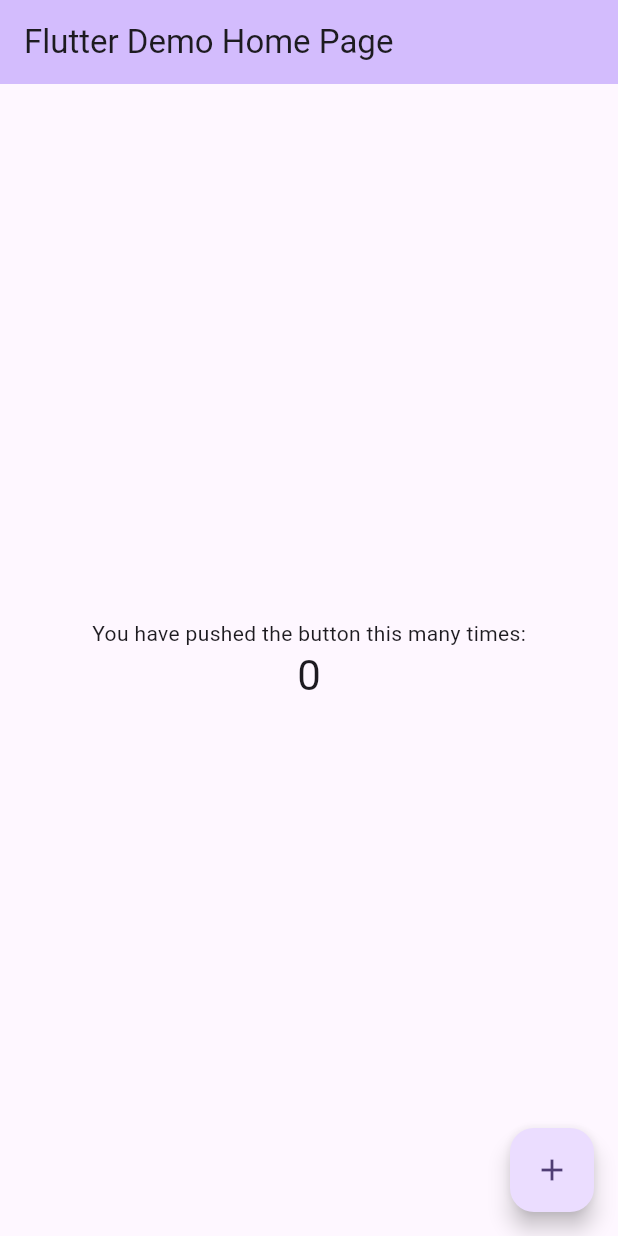
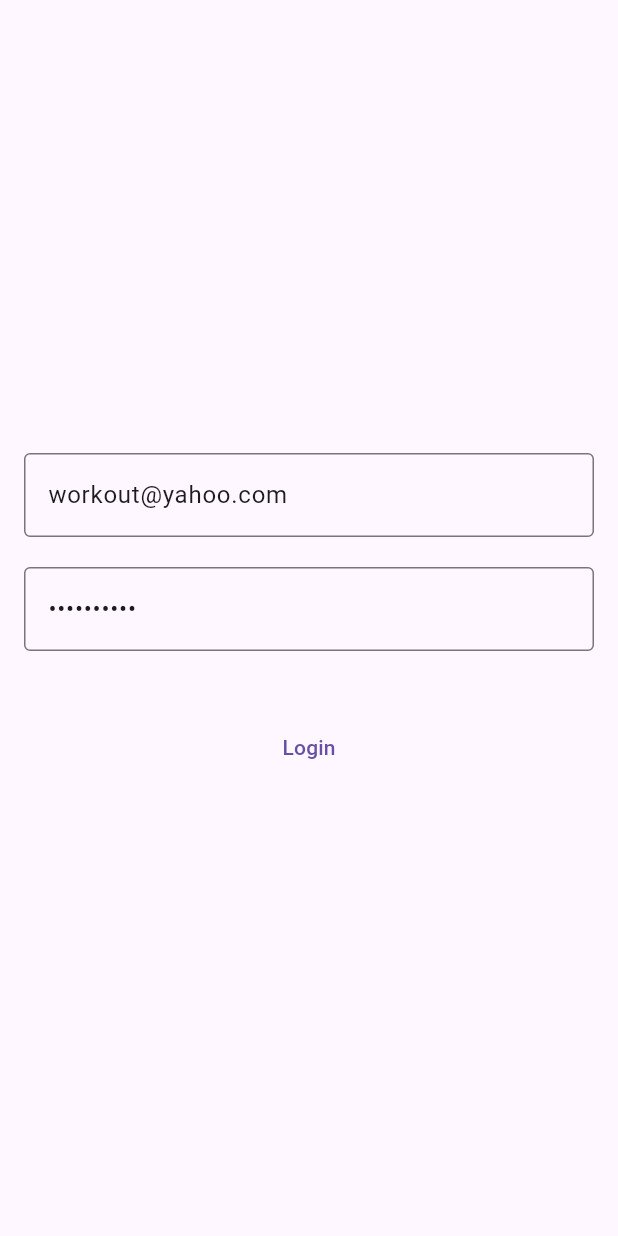
Before and after one commit to thanhbinh84/workout, a Flutter app: the screen it shows after launch, on a phone screen of 412 x 824 dp. Run offline on Flutter 3.47's test engine with Material 3 defaults, Android fonts, the phone set to English and light mode, and no system bars; our stand-ins replace dio, firebase_auth, firebase_core, flutter_spinkit, fluttertoast, get; accounts and stored records are empty.

Commit message:
Add core component Add login screen

```diff
--- /dev/null
+++ b/lib/app/app.dart
@@ -0,0 +1,16 @@
+import 'package:flutter/cupertino.dart';
+import 'package:get/get.dart';
+import 'package:workout/app/routes.dart';
+
+class App extends StatelessWidget {
+  const App({super.key});
+
+  @override
+  Widget build(BuildContext context) {
+    return GetMaterialApp(
+      debugShowCheckedModeBanner: false,
+      initialRoute: Routes.main,
+      getPages: Routes.routes,
+    );
+  }
+}
--- /dev/null
+++ b/lib/app/routes.dart
@@ -0,0 +1,16 @@
+import 'package:get/get.dart';
+import 'package:workout/auth/login_screen.dart';
+import 'package:workout/auth/main_screen.dart';
+import 'package:workout/dashboard/dashboard_screen.dart';
+
+class Routes {
+  static const main = '/';
+  static const login = '/login';
+  static const dashboard = '/dashboard';
+
+  static final routes = [
+    GetPage(name: main, page: () => const MainScreen()),
+    GetPage(name: login, page: () => const LoginScreen()),
+    GetPage(name: dashboard, page: () => const DashboardScreen()),
+  ];
+}
--- /dev/null
+++ b/lib/auth/login_controller.dart
@@ -0,0 +1,23 @@
+import 'package:firebase_auth/firebase_auth.dart';
+import 'package:get/get.dart';
+import 'package:workout/app/routes.dart';
+import 'package:workout/core/controller/base_controller.dart';
+import 'package:workout/core/repository/user_repository.dart';
+
+class LoginController extends BaseController {
+  static LoginController get to => Get.find();
+  final UserRepository userRepository = Get.find<UserRepository>();
+
+  login(String email, String password) async {
+    try {
+      loading();
+      await FirebaseAuth.instance.signInWithEmailAndPassword(
+          email: email,
+          password: password
+      );
+      success();
+    } catch (e) {
+      error(error: e.toString());
+    }
+  }
+}
--- /dev/null
+++ b/lib/auth/login_screen.dart
@@ -0,0 +1,61 @@
+import 'package:flutter/material.dart';
+import 'package:workout/auth/login_controller.dart';
+import 'package:workout/core/widget/base_screen.dart';
+
+class LoginScreen extends StatefulWidget {
+  const LoginScreen({super.key});
+
+  @override
+  State<LoginScreen> createState() => _LoginScreenState();
+}
+
+class _LoginScreenState extends State<LoginScreen> {
+  final _emailTextController = TextEditingController();
+  final _passwordTextController = TextEditingController();
+
+  @override
+  void initState() {
+    _emailTextController.text = 'workout@yahoo.com';
+    _passwordTextController.text = 'workout123';
+    super.initState();
+  }
+
+  @override
+  void dispose() {
+    _emailTextController.dispose();
+    _passwordTextController.dispose();
+    super.dispose();
+  }
+
+  @override
+  Widget build(BuildContext context) {
+    return BaseScreen(
+      controller: LoginController.to,
+      resizeToAvoidBottomPadding: true,
+        Padding(
+        padding: const EdgeInsets.all(16),
+        child: Column(mainAxisSize: MainAxisSize.max, mainAxisAlignment: MainAxisAlignment.center, children: [
+          TextField(
+            controller: _emailTextController,
+            decoration: const InputDecoration(
+              border: OutlineInputBorder(),
+              hintText: 'Email',
+            ),
+          ),
+          const SizedBox(height: 20),
+          TextField(
+            controller: _passwordTextController,
+            obscureText: true,
+            decoration: const InputDecoration(
+              border: OutlineInputBorder(),
+              hintText: 'Password',
+            ),
+          ),
+          const SizedBox(height: 40),
+          TextButton(
+              onPressed: () =>
+                  LoginController.to.login(_emailTextController.text, _passwordTextController.text),
+              child: const Text('Login'))
+        ])));
+  }
+}
--- /dev/null
+++ b/lib/core/repository/user_repository.dart
@@ -0,0 +1,10 @@
+import 'package:firebase_auth/firebase_auth.dart';
+import 'package:get/get.dart';
+
+class UserRepository extends GetxService {
+
+  @override
+  Future<User?> getUser() async {
+    return null;
+  }
+}
--- /dev/null
+++ b/lib/core/widget/base_screen.dart
@@ -0,0 +1,46 @@
+import 'package:flutter/material.dart';
+import 'package:flutter_spinkit/flutter_spinkit.dart';
+import 'package:get/get.dart';
+import 'package:workout/core/controller/base_controller.dart';
+
+class BaseScreen extends StatelessWidget {
+  final Widget body;
+  final bool resizeToAvoidBottomPadding;
+  final Future<bool>? onWillPop;
+  final BaseController? controller;
+
+  const BaseScreen(
+    this.body, {
+    super.key,
+    this.controller,
+    this.resizeToAvoidBottomPadding = false,
+    this.onWillPop,
+  });
+
+  @override
+  Widget build(BuildContext context) {
+    return controller != null ? _childWithController : _child;
+  }
+
+  get _childWithController {
+    return controller?.obx((state) => _child,
+        onLoading: Stack(
+          children: [_child, _loadingIndicator],
+        ),
+        onEmpty: const Text('No data found'),
+        onError: (error) => _child);
+  }
+
+  get _loadingIndicator => Positioned.fill(
+          child: Container(
+        color: Colors.black54,
+        child: Center(
+          child: SpinKitDoubleBounce(
+            color: Colors.white.withOpacity(0.8),
+          ),
+        ),
+      ));
+
+  get _child =>
+      Scaffold(resizeToAvoidBottomInset: resizeToAvoidBottomPadding, body: SafeArea(child: body));
+}
--- a/lib/main.dart
+++ b/lib/main.dart
@@ -1,131 +1,5 @@
-import 'package:flutter/material.dart';
-import 'package:firebase_core/firebase_core.dart';
-import 'firebase_options.dart';
+import 'package:workout/app/bootstrap.dart';
 
 void main() async {
-  WidgetsFlutterBinding.ensureInitialized();
-  await Firebase.initializeApp(
-    options: DefaultFirebaseOptions.currentPlatform,
-  );
-  runApp(const MyApp());
+  bootstrap();
 }
-
-class MyApp extends StatelessWidget {
-  const MyApp({super.key});
-
-  // This widget is the root of your application.
-  @override
-  Widget build(BuildContext context) {
-    return MaterialApp(
-      title: 'Flutter Demo',
-      theme: ThemeData(
-        // This is the theme of your application.
-        //
-        // TRY THIS: Try running your application with "flutter run". You'll see
-        // the application has a purple toolbar. Then, without quitting the app,
-        // try changing the seedColor in the colorScheme below to Colors.green
-        // and then invoke "hot reload" (save your changes or press the "hot
-        // reload" button in a Flutter-supported IDE, or press "r" if you used
-        // the command line to start the app).
-        //
-        // Notice that the counter didn't reset back to zero; the application
-        // state is not lost during the reload. To reset the state, use hot
-        // restart instead.
-        //
-        // This works for code too, not just values: Most code changes can be
-        // tested with just a hot reload.
-        colorScheme: ColorScheme.fromSeed(seedColor: Colors.deepPurple),
-        useMaterial3: true,
-      ),
-      home: const MyHomePage(title: 'Flutter Demo Home Page'),
-    );
-  }
-}
-
-class MyHomePage extends StatefulWidget {
-  const MyHomePage({super.key, required this.title});
-
-  // This widget is the home page of your application. It is stateful, meaning
-  // that it has a State object (defined below) that contains fields that affect
-  // how it looks.
-
-  // This class is the configuration for the state. It holds the values (in this
-  // case the title) provided by the parent (in this case the App widget) and
-  // used by the build method of the State. Fields in a Widget subclass are
-  // always marked "final".
-
-  final String title;
-
-  @override
-  State<MyHomePage> createState() => _MyHomePageState();
-}
-
-class _MyHomePageState extends State<MyHomePage> {
-  int _counter = 0;
-
-  void _incrementCounter() {
-    setState(() {
-      // This call to setState tells the Flutter framework that something has
-      // changed in this State, which causes it to rerun the build method below
-      // so that the display can reflect the updated values. If we changed
-      // _counter without calling setState(), then the build method would not be
-      // called again, and so nothing would appear to happen.
-      _counter++;
-    });
-  }
-
-  @override
-  Widget build(BuildContext context) {
-    // This method is rerun every time setState is called, for instance as done
-    // by the _incrementCounter method above.
-    //
-    // The Flutter framework has been optimized to make rerunning build methods
-    // fast, so that you can just rebuild anything that needs updating rather
-    // than having to individually change instances of widgets.
-    return Scaffold(
-      appBar: AppBar(
-        // TRY THIS: Try changing the color here to a specific color (to
-        // Colors.amber, perhaps?) and trigger a hot reload to see the AppBar
-        // change color while the other colors stay the same.
-        backgroundColor: Theme.of(context).colorScheme.inversePrimary,
-        // Here we take the value from the MyHomePage object that was created by
-        // the App.build method, and use it to set our appbar title.
-        title: Text(widget.title),
-      ),
-      body: Center(
-        // Center is a layout widget. It takes a single child and positions it
-        // in the middle of the parent.
-        child: Column(
-          // Column is also a layout widget. It takes a list of children and
-          // arranges them vertically. By default, it sizes itself to fit its
-          // children horizontally, and tries to be as tall as its parent.
-          //
-          // Column has various properties to control how it sizes itself and
-          // how it positions its children. Here we use mainAxisAlignment to
-          // center the children vertically; the main axis here is the vertical
-          // axis because Columns are vertical (the cross axis would be
-          // horizontal).
-          //
-          // TRY THIS: Invoke "debug painting" (choose the "Toggle Debug Paint"
-          // action in the IDE, or press "p" in the console), to see the
-          // wireframe for each widget.
-          mainAxisAlignment: MainAxisAlignment.center,
-          children: <Widget>[
-            const Text(
-              'You have pushed the button this many times:',
-            ),
-            Text(
-              '$_counter',
-              style: Theme.of(context).textTheme.headlineMedium,
-            ),
-          ],
-        ),
-      ),
-      floatingActionButton: FloatingActionButton(
-        onPressed: _incrementCounter,
-        tooltip: 'Increment',
-        child: const Icon(Icons.add),
-      ), // This trailing comma makes auto-formatting nicer for build methods.
-    );
-  }
-}
```
Also changed, not shown: lib/app/bootstrap.dart (added, +32 -0 lines), lib/auth/auth_controller.dart (added, +30 -0 lines), lib/auth/main_screen.dart (added, +26 -0 lines), lib/core/controller/base_controller.dart (added, +23 -0 lines), lib/core/model/exercise.dart (added, +20 -0 lines), lib/core/model/plan.dart (added, +21 -0 lines), lib/core/service/api.dart (added, +27 -0 lines), lib/core/service/mock_api.dart (added, +78 -0 lines), lib/core/util/utils.dart (added, +30 -0 lines), lib/dashboard/dashboard_screen.dart (added, +16 -0 lines), pubspec.yaml (+4 -65 lines), lib/core/config/firebase_options.dart (renamed from lib/firebase_options.dart), pubspec.lock, 1 other file.
